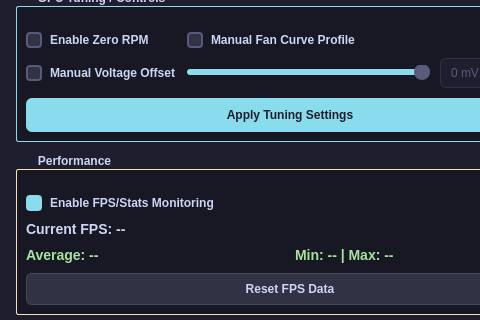
Before: the Qt Designer form Gui.ui in matteotenca/amdfansensors, drawn with Qt 5; both pictures show x 0 to 480 and y 294 to 614 of the 580 by 776 pixel window.
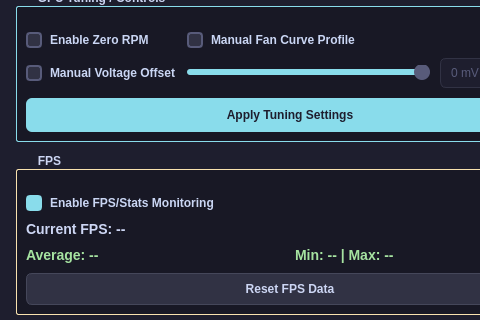
After: the same form once the commit is applied.

Commit message:
feat(gui,cli): implement fan curve plot and optional process detachment
Enhances the GPU tuning interface with a visual fan curve and adds
control over the GUI's process lifecycle via the CLI.

- Add CurvePlotWidget to visually render the fan speed vs temp curve
- Implement GpuManager::GetFanCurvePoints to retrieve SDK curve data
- Integrate curve plot into Tuning controls with state-based visibility
- Add -D/--detach flag to allow manual control of GUI detachment
- Update help documentation to include the new detachment option

The edit to the form file:
```diff
--- a/Gui.ui
+++ b/Gui.ui
@@ -591,7 +591,7 @@
     <item>
      <widget class="QGroupBox" name="m_fpsGroup">
       <property name="title">
-       <string>Performance</string>
+       <string>FPS</string>
       </property>
       <layout class="QGridLayout" name="fpsLayout">
        <property name="spacing">
```
The commit also changes 6 other files.
